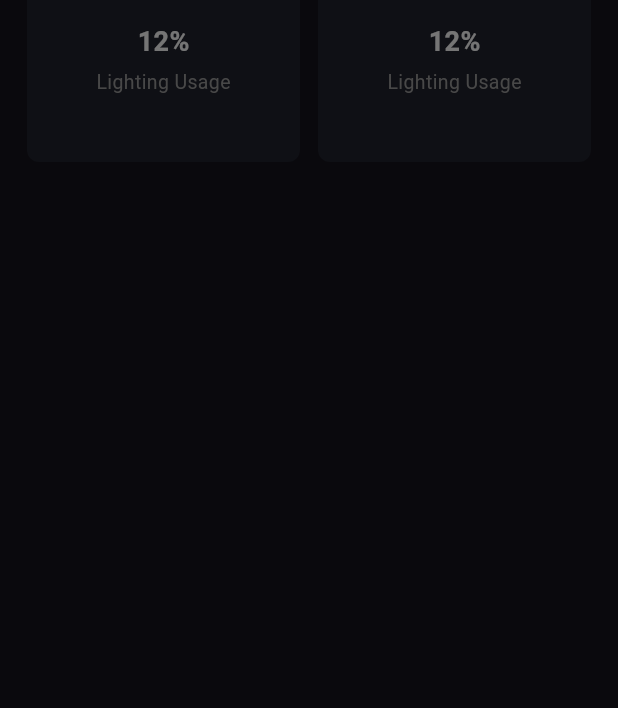
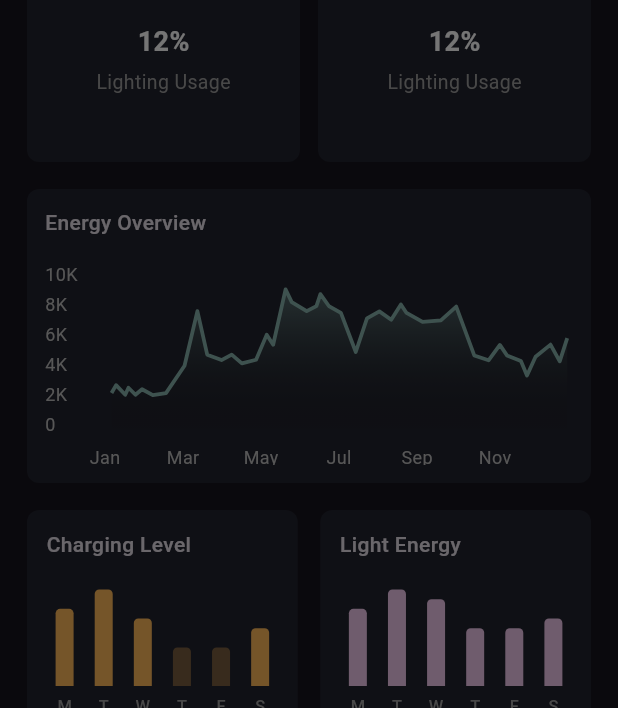
Before and after one commit to MurimiCaroline/EcoWise, a Flutter app: the Dashboard screen opened by its route, with the side drawer open, on a phone screen of 412 x 824 dp, the part 528-1236 px from its top. Run offline on Flutter 3.47's test engine with Material 3 defaults, Android fonts, the light colour scheme and no system bars; drawn by our look-alikes of fl_chart; our stand-ins replace firebase_auth, firebase_core; accounts and stored records are empty.

Commit message:
change fl_chart version and re-add bar graph and pie chart. Now app is fully compatible with flutter v3.24.4

```diff
--- a/lib/Widgets/bar_graph_widget.dart
+++ b/lib/Widgets/bar_graph_widget.dart
@@ -1,106 +1,106 @@
 
-// import 'package:eco_wise/Util/responsive.dart';
-// import 'package:eco_wise/data/bar_graph_data.dart';
-// import 'package:eco_wise/model/graph_model.dart';
-// import 'package:eco_wise/Widgets/custom_card_widget.dart';
-// import 'package:fl_chart/fl_chart.dart';
-// import 'package:flutter/material.dart';
+import 'package:eco_wise/Util/responsive.dart';
+import 'package:eco_wise/data/bar_graph_data.dart';
+import 'package:eco_wise/model/graph_model.dart';
+import 'package:eco_wise/Widgets/custom_card_widget.dart';
+import 'package:fl_chart/fl_chart.dart';
+import 'package:flutter/material.dart';
 
-// class BarGraphCard extends StatelessWidget {
-//   const BarGraphCard({super.key});
+class BarGraphCard extends StatelessWidget {
+  const BarGraphCard({super.key});
 
-//   @override
-//   Widget build(BuildContext context) {
-//     final barGraphData = BarGraphData();
+  @override
+  Widget build(BuildContext context) {
+    final barGraphData = BarGraphData();
 
-//     return GridView.builder(
-//       itemCount: barGraphData.data.length,
-//       shrinkWrap: true,
-//       physics: const ScrollPhysics(),
-//       gridDelegate: SliverGridDelegateWithFixedCrossAxisCount(
-//         crossAxisCount: Responsive.isMobile(context) ? 2 : 4,
-//         crossAxisSpacing: 15,
-//         mainAxisSpacing: 12.0,
-//         childAspectRatio: 5 / 4,
-//       ),
-//       itemBuilder: (context, index) {
-//         return CustomCard(
-//           padding: const EdgeInsets.all(5),
-//           child: Column(
-//             crossAxisAlignment: CrossAxisAlignment.start,
-//             children: [
-//               Padding(
-//                 padding: const EdgeInsets.all(8.0),
-//                 child: Text(
-//                   barGraphData.data[index].label,
-//                   style: const TextStyle(
-//                     fontSize: 14,
-//                     fontWeight: FontWeight.w500,
-//                   ),
-//                 ),
-//               ),
-//               const SizedBox(height: 12),
-//               Expanded(
-//                 child: BarChart(
-//                   BarChartData(
-//                     barGroups: _chartGroups(
-//                       points: barGraphData.data[index].graph,
-//                       color: barGraphData.data[index].color,
-//                     ),
-//                     borderData: FlBorderData(border: const Border()),
-//                     gridData: FlGridData(show: false),
-//                     titlesData: FlTitlesData(
-//                       bottomTitles: AxisTitles(
-//                         sideTitles: SideTitles(
-//                           showTitles: true,
-//                           getTitlesWidget: (value, meta) {
-//                             return Padding(
-//                               padding: const EdgeInsets.only(top: 5),
-//                               child: Text(
-//                                 barGraphData.label[value.toInt()],
-//                                 style: const TextStyle(
-//                                     fontSize: 11,
-//                                     color: Colors.grey,
-//                                     fontWeight: FontWeight.w500),
-//                               ),
-//                             );
-//                           },
-//                         ),
-//                       ),
-//                       leftTitles: AxisTitles(
-//                         sideTitles: SideTitles(showTitles: false),
-//                       ),
-//                       topTitles: AxisTitles(
-//                         sideTitles: SideTitles(showTitles: false),
-//                       ),
-//                       rightTitles: AxisTitles(
-//                         sideTitles: SideTitles(showTitles: false),
-//                       ),
-//                     ),
-//                   ),
-//                 ),
-//               ),
-//             ],
-//           ),
-//         );
-//       },
-//     );
-//   }
+    return GridView.builder(
+      itemCount: barGraphData.data.length,
+      shrinkWrap: true,
+      physics: const ScrollPhysics(),
+      gridDelegate: SliverGridDelegateWithFixedCrossAxisCount(
+        crossAxisCount: Responsive.isMobile(context) ? 2 : 4,
+        crossAxisSpacing: 15,
+        mainAxisSpacing: 12.0,
+        childAspectRatio: 5 / 4,
+      ),
+      itemBuilder: (context, index) {
+        return CustomCard(
+          padding: const EdgeInsets.all(5),
+          child: Column(
+            crossAxisAlignment: CrossAxisAlignment.start,
+            children: [
+              Padding(
+                padding: const EdgeInsets.all(8.0),
+                child: Text(
+                  barGraphData.data[index].label,
+                  style: const TextStyle(
+                    fontSize: 14,
+                    fontWeight: FontWeight.w500,
+                  ),
+                ),
+              ),
+              const SizedBox(height: 12),
+              Expanded(
+                child: BarChart(
+                  BarChartData(
+                    barGroups: _chartGroups(
+                      points: barGraphData.data[index].graph,
+                      color: barGraphData.data[index].color,
+                    ),
+                    borderData: FlBorderData(border: const Border()),
+                    gridData: FlGridData(show: false),
+                    titlesData: FlTitlesData(
+                      bottomTitles: AxisTitles(
+                        sideTitles: SideTitles(
+                          showTitles: true,
+                          getTitlesWidget: (value, meta) {
+                            return Padding(
+                              padding: const EdgeInsets.only(top: 5),
+                              child: Text(
+                                barGraphData.label[value.toInt()],
+                                style: const TextStyle(
+                                    fontSize: 11,
+                                    color: Colors.grey,
+                                    fontWeight: FontWeight.w500),
+                              ),
+                            );
+                          },
+                        ),
+                      ),
+                      leftTitles: AxisTitles(
+                        sideTitles: SideTitles(showTitles: false),
+                      ),
+                      topTitles: AxisTitles(
+                        sideTitles: SideTitles(showTitles: false),
+                      ),
+                      rightTitles: AxisTitles(
+                        sideTitles: SideTitles(showTitles: false),
+                      ),
+                    ),
+                  ),
+                ),
+              ),
+            ],
+          ),
+        );
+      },
+    );
+  }
 
-//   List<BarChartGroupData> _chartGroups(
-//       {required List<GraphModel> points, required Color color}) {
-//     return points
-//         .map((point) => BarChartGroupData(x: point.x.toInt(), barRods: [
-//               BarChartRodData(
-//                 toY: point.y,
-//                 width: 12,
-//                 color: color.withOpacity(point.y.toInt() > 4 ? 1 : 0.4),
-//                 borderRadius: const BorderRadius.only(
-//                   topLeft: Radius.circular(3.0),
-//                   topRight: Radius.circular(3.0),
-//                 ),
-//               )
-//             ]))
-//         .toList();
-//   }
-// }
+  List<BarChartGroupData> _chartGroups(
+      {required List<GraphModel> points, required Color color}) {
+    return points
+        .map((point) => BarChartGroupData(x: point.x.toInt(), barRods: [
+              BarChartRodData(
+                toY: point.y,
+                width: 12,
+                color: color.withOpacity(point.y.toInt() > 4 ? 1 : 0.4),
+                borderRadius: const BorderRadius.only(
+                  topLeft: Radius.circular(3.0),
+                  topRight: Radius.circular(3.0),
+                ),
+              )
+            ]))
+        .toList();
+  }
+}
--- a/lib/Widgets/dashboard_widget.dart
+++ b/lib/Widgets/dashboard_widget.dart
@@ -1,10 +1,10 @@
 
 import 'package:eco_wise/Util/responsive.dart';
-// import 'package:eco_wise/Widgets/bar_graph_widget.dart';
+import 'package:eco_wise/Widgets/bar_graph_widget.dart';
 import 'package:eco_wise/Widgets/summary_widget.dart';
 import 'package:eco_wise/widgets/activity_details_card.dart';
 import 'package:eco_wise/widgets/header_widget.dart';
-// import 'package:eco_wise/widgets/line_chart_card.dart';
+import 'package:eco_wise/widgets/line_chart_card.dart';
 import 'package:flutter/material.dart';
 
 class DashboardWidget extends StatelessWidget {
@@ -22,9 +22,9 @@ class DashboardWidget extends StatelessWidget {
             const SizedBox(height: 18),
             const ActivityDetailsCard(),
             const SizedBox(height: 18),
-            // const LineChartCard(),
+            const LineChartCard(),
             const SizedBox(height: 18),
-            // const BarGraphCard(),
+            const BarGraphCard(),
             const SizedBox(height: 18),
             if (Responsive.isTablet(context)) const SummaryWidget(),
           ],
--- a/lib/Widgets/line_chart_card.dart
+++ b/lib/Widgets/line_chart_card.dart
@@ -1,105 +1,104 @@
-// import 'package:eco_wise/Core/constants/colours.dart';
-// import 'package:eco_wise/Widgets/custom_card_widget.dart';
-// import 'package:eco_wise/data/line_chart_data.dart';
-// import 'package:flutter/material.dart';
-// import 'package:fl_chart/fl_chart.dart';
+import 'package:eco_wise/Core/constants/colours.dart';
+import 'package:eco_wise/Widgets/custom_card_widget.dart';
+import 'package:eco_wise/data/line_chart_data.dart';
+import 'package:flutter/material.dart';
+import 'package:fl_chart/fl_chart.dart';
 
-// class LineChartCard extends StatelessWidget {
-//   const LineChartCard({super.key});
+class LineChartCard extends StatelessWidget {
+  const LineChartCard({super.key});
 
-//   @override
-//   Widget build(BuildContext context) {
-//     final data = LineData();
+  @override
+  Widget build(BuildContext context) {
+    final data = LineData();
 
-//     return CustomCard(child: Column(
-//       crossAxisAlignment: CrossAxisAlignment.start,
-//       children: [
-//         Text(
-//           "Energy Overview",
-//           style: TextStyle(
-//             fontSize: 14,
-//             fontWeight: FontWeight.w500,
-//           ),
-//         ),
-//         SizedBox(
-//           height: 20,
-//         ),
-//         AspectRatio(
-//           aspectRatio: 16 /6,
-//           child: LineChart(
-//             LineChartData(
-//               lineTouchData: LineTouchData(
-//                 handleBuiltInTouches: true,
-//               ),
-//               gridData: FlGridData(show: false),
-//               titlesData: FlTitlesData(
-//                   rightTitles: AxisTitles(
-//                     sideTitles: SideTitles(showTitles: false),
-//                   ),
-//                   topTitles: AxisTitles(
-//                     sideTitles: SideTitles(showTitles: false),
-//                   ),
-//                   bottomTitles: AxisTitles(
-//                     sideTitles: SideTitles(
-//                       showTitles: true,
-//                       getTitlesWidget: (double value, TitleMeta meta) {
-//                         return data.bottomTitle[value.toInt()] != null
-//                             ? SideTitleWidget(
-//                                 // axisSide: meta.axisSide,
-//                                 meta: meta,
-//                                 child: Text(
-//                                     data.bottomTitle[value.toInt()].toString(),
-//                                     style: TextStyle(
-//                                         fontSize: 12, color: Colors.grey[400])),
-//                               )
-//                             : const SizedBox();
-//                       },
-//                     ),
-//                   ),
-//                   leftTitles: AxisTitles(
-//                     sideTitles: SideTitles(
-//                       getTitlesWidget: (double value, TitleMeta meta) {
-//                         return data.leftTitle[value.toInt()] != null
-//                             ? Text(data.leftTitle[value.toInt()].toString(),
-//                                 style: TextStyle(
-//                                     fontSize: 12, color: Colors.grey[400]))
-//                             : const SizedBox();
-//                       },
-//                       showTitles: true,
-//                       interval: 1,
-//                       reservedSize: 40,
-//                     ),
-//                   ),
-//               ),
-//                borderData: FlBorderData(show: false),
-//                 lineBarsData: [
-//                   LineChartBarData(
-//                     color: selectionColor,
-//                     barWidth: 2.5,
-//                     belowBarData: BarAreaData(
-//                       gradient: LinearGradient(
-//                         begin: Alignment.topCenter,
-//                         end: Alignment.bottomCenter,
-//                         colors: [
-//                           selectionColor.withOpacity(0.5),
-//                           Colors.transparent
-//                         ],
-//                       ),
-//                       show: true,
-//                     ),
-//                     dotData: FlDotData(show: false),
-//                     spots: data.spots,
-//                   )
-//                 ],
-//                 minX: 0,
-//                 maxX: 120,
-//                 maxY: 105,
-//                 minY: -5,
-//               ),
-//             ),
-//           ),
-//                 ],
-//     ),
-//     );
-//   }
-// }
+    return CustomCard(child: Column(
+      crossAxisAlignment: CrossAxisAlignment.start,
+      children: [
+        Text(
+          "Energy Overview",
+          style: TextStyle(
+            fontSize: 14,
+            fontWeight: FontWeight.w500,
+          ),
+        ),
+        SizedBox(
+          height: 20,
+        ),
+        AspectRatio(
+          aspectRatio: 16 /6,
+          child: LineChart(
+            LineChartData(
+              lineTouchData: LineTouchData(
+                handleBuiltInTouches: true,
+              ),
+              gridData: FlGridData(show: false),
+              titlesData: FlTitlesData(
+                  rightTitles: AxisTitles(
+                    sideTitles: SideTitles(showTitles: false),
+                  ),
+                  topTitles: AxisTitles(
+                    sideTitles: SideTitles(showTitles: false),
+                  ),
+                  bottomTitles: AxisTitles(
+                    sideTitles: SideTitles(
+                      showTitles: true,
+                      getTitlesWidget: (double value, TitleMeta meta) {
+                        return data.bottomTitle[value.toInt()] != null
+                            ? SideTitleWidget(
+                                axisSide: meta.axisSide,
+                                                              child: Text(
+                                    data.bottomTitle[value.toInt()].toString(),
+                                    style: TextStyle(
+                                        fontSize: 12, color: Colors.grey[400])),
+                              )
+                            : const SizedBox();
+                      },
+                    ),
+                  ),
+                  leftTitles: AxisTitles(
+                    sideTitles: SideTitles(
+                      getTitlesWidget: (double value, TitleMeta meta) {
+                        return data.leftTitle[value.toInt()] != null
+                            ? Text(data.leftTitle[value.toInt()].toString(),
+                                style: TextStyle(
+                                    fontSize: 12, color: Colors.grey[400]))
+                            : const SizedBox();
+                      },
+                      showTitles: true,
+                      interval: 1,
+                      reservedSize: 40,
+                    ),
+                  ),
+              ),
+               borderData: FlBorderData(show: false),
+                lineBarsData: [
+                  LineChartBarData(
+                    color: selectionColor,
+                    barWidth: 2.5,
+                    belowBarData: BarAreaData(
+                      gradient: LinearGradient(
+                        begin: Alignment.topCenter,
+                        end: Alignment.bottomCenter,
+                        colors: [
+                          selectionColor.withOpacity(0.5),
+                          Colors.transparent
+                        ],
+                      ),
+                      show: true,
+                    ),
+                    dotData: FlDotData(show: false),
+                    spots: data.spots,
+                  )
+                ],
+                minX: 0,
+                maxX: 120,
+                maxY: 105,
+                minY: -5,
+              ),
+            ),
+          ),
+                ],
+    ),
+    );
+  }
+}
--- a/lib/Widgets/pie_chart_widget.dart
+++ b/lib/Widgets/pie_chart_widget.dart
@@ -1,49 +1,49 @@
 
 
-// import 'package:eco_wise/Core/constants/colours.dart';
-// // import 'package:eco_wise/data/pie_chart_data.dart';
-// // import 'package:fl_chart/fl_chart.dart';
-// import 'package:flutter/material.dart';
+import 'package:eco_wise/Core/constants/colours.dart';
+import 'package:eco_wise/data/pie_chart_data.dart';
+import 'package:fl_chart/fl_chart.dart';
+import 'package:flutter/material.dart';
 
-// class Chart extends StatelessWidget {
-//   const Chart({super.key});
+class Chart extends StatelessWidget {
+  const Chart({super.key});
 
-//   @override
-//   Widget build(BuildContext context) {
-//     // final pieChartData = ChartData();
+  @override
+  Widget build(BuildContext context) {
+    final pieChartData = ChartData();
 
-//     return SizedBox(
-//       height: 200,
-//       child: Stack(
-//         children: [
-//           PieChart(
-//             PieChartData(
-//               sectionsSpace: 0,
-//               centerSpaceRadius: 70,
-//               startDegreeOffset: -90,
-//               sections: pieChartData.paiChartSelectionDatas,
-//             ),
-//           ),
-//           Positioned.fill(
-//             child: Column(
-//               mainAxisAlignment: MainAxisAlignment.center,
-//               children: [
-//                 const SizedBox(height: defaultPadding),
-//                 Text(
-//                   "70%",
-//                   style: Theme.of(context).textTheme.headlineMedium!.copyWith(
-//                         color: Colors.white,
-//                         fontWeight: FontWeight.w600,
-//                         height: 0.5,
-//                       ),
-//                 ),
-//                 const SizedBox(height: 8),
-//                 const Text("of 100%")
-//               ],
-//             ),
-//           ),
-//         ],
-//       ),
-//     );
-//   }
-// }
+    return SizedBox(
+      height: 200,
+      child: Stack(
+        children: [
+          PieChart(
+            PieChartData(
+              sectionsSpace: 0,
+              centerSpaceRadius: 70,
+              startDegreeOffset: -90,
+              sections: pieChartData.paiChartSelectionDatas,
+            ),
+          ),
+          Positioned.fill(
+            child: Column(
+              mainAxisAlignment: MainAxisAlignment.center,
+              children: [
+                const SizedBox(height: defaultPadding),
+                Text(
+                  "70%",
+                  style: Theme.of(context).textTheme.headlineMedium!.copyWith(
+                        color: Colors.white,
+                        fontWeight: FontWeight.w600,
+                        height: 0.5,
+                      ),
+                ),
+                const SizedBox(height: 8),
+                const Text("of 100%")
+              ],
+            ),
+          ),
+        ],
+      ),
+    );
+  }
+}
--- a/lib/Widgets/summary_widget.dart
+++ b/lib/Widgets/summary_widget.dart
@@ -1,5 +1,5 @@
 import 'package:eco_wise/Core/constants/colours.dart';
-// import 'package:eco_wise/Widgets/pie_chart_widget.dart';
+import 'package:eco_wise/Widgets/pie_chart_widget.dart';
 import 'package:eco_wise/Widgets/scheduled_widget.dart';
 import 'package:eco_wise/Widgets/summary_details.dart';
 import 'package:flutter/material.dart';
@@ -27,6 +27,7 @@ class SummaryWidget extends StatelessWidget {
             SummaryDetails(),
             SizedBox(height: 40),
             Scheduled(),
+            Chart(),
           ],
         ),
       ),
--- a/lib/data/line_chart_data.dart
+++ b/lib/data/line_chart_data.dart
@@ -1,72 +1,72 @@
-// import 'package:fl_chart/fl_chart.dart';
+import 'package:fl_chart/fl_chart.dart';
 
-// class LineData {
-//   final spots = const [
-//     FlSpot(1.68, 21.04),
-//     FlSpot(2.84, 26.23),
-//     FlSpot(5.19, 19.82),
-//     FlSpot(6.01, 24.49),
-//     FlSpot(7.81, 19.82),
-//     FlSpot(9.49, 23.50),
-//     FlSpot(12.26, 19.57),
-//     FlSpot(15.63, 20.90),
-//     FlSpot(20.39, 39.20),
-//     FlSpot(23.69, 75.62),
-//     FlSpot(26.21, 46.58),
-//     FlSpot(29.87, 42.97),
-//     FlSpot(32.49, 46.54),
-//     FlSpot(35.09, 40.72),
-//     FlSpot(38.74, 43.18),
-//     FlSpot(41.47, 59.91),
-//     FlSpot(43.12, 53.18),
-//     FlSpot(46.30, 90.10),
-//     FlSpot(47.88, 81.59),
-//     FlSpot(51.71, 75.53),
-//     FlSpot(54.21, 78.95),
-//     FlSpot(55.23, 86.94),
-//     FlSpot(57.40, 78.98),
-//     FlSpot(60.49, 74.38),
-//     FlSpot(64.30, 48.34),
-//     FlSpot(67.17, 70.74),
-//     FlSpot(70.35, 75.43),
-//     FlSpot(73.39, 69.88),
-//     FlSpot(75.87, 80.04),
-//     FlSpot(77.32, 74.38),
-//     FlSpot(81.43, 68.43),
-//     FlSpot(86.12, 69.45),
-//     FlSpot(90.06, 78.60),
-//     FlSpot(94.68, 46.05),
-//     FlSpot(98.35, 42.80),
-//     FlSpot(101.25, 53.05),
-//     FlSpot(103.07, 46.06),
-//     FlSpot(106.65, 42.31),
-//     FlSpot(108.20, 32.64),
-//     FlSpot(110.40, 45.14),
-//     FlSpot(114.24, 53.27),
-//     FlSpot(116.60, 42.13),
-//     FlSpot(118.52, 57.60),
-//   ];
+class LineData {
+  final spots = const [
+    FlSpot(1.68, 21.04),
+    FlSpot(2.84, 26.23),
+    FlSpot(5.19, 19.82),
+    FlSpot(6.01, 24.49),
+    FlSpot(7.81, 19.82),
+    FlSpot(9.49, 23.50),
+    FlSpot(12.26, 19.57),
+    FlSpot(15.63, 20.90),
+    FlSpot(20.39, 39.20),
+    FlSpot(23.69, 75.62),
+    FlSpot(26.21, 46.58),
+    FlSpot(29.87, 42.97),
+    FlSpot(32.49, 46.54),
+    FlSpot(35.09, 40.72),
+    FlSpot(38.74, 43.18),
+    FlSpot(41.47, 59.91),
+    FlSpot(43.12, 53.18),
+    FlSpot(46.30, 90.10),
+    FlSpot(47.88, 81.59),
+    FlSpot(51.71, 75.53),
+    FlSpot(54.21, 78.95),
+    FlSpot(55.23, 86.94),
+    FlSpot(57.40, 78.98),
+    FlSpot(60.49, 74.38),
+    FlSpot(64.30, 48.34),
+    FlSpot(67.17, 70.74),
+    FlSpot(70.35, 75.43),
+    FlSpot(73.39, 69.88),
+    FlSpot(75.87, 80.04),
+    FlSpot(77.32, 74.38),
+    FlSpot(81.43, 68.43),
+    FlSpot(86.12, 69.45),
+    FlSpot(90.06, 78.60),
+    FlSpot(94.68, 46.05),
+    FlSpot(98.35, 42.80),
+    FlSpot(101.25, 53.05),
+    FlSpot(103.07, 46.06),
+    FlSpot(106.65, 42.31),
+    FlSpot(108.20, 32.64),
+    FlSpot(110.40, 45.14),
+    FlSpot(114.24, 53.27),
+    FlSpot(116.60, 42.13),
+    FlSpot(118.52, 57.60),
+  ];
 
-//   final leftTitle = {
-//     0: '0',
-//     20: '2K',
-//     40: '4K',
-//     60: '6K',
-//     80: '8K',
-//     100: '10K'
-//   };
-//   final bottomTitle = {
-//     0: 'Jan',
-//     10: 'Feb',
-//     20: 'Mar',
-//     30: 'Apr',
-//     40: 'May',
-//     50: 'Jun',
-//     60: 'Jul',
-//     70: 'Aug',
-//     80: 'Sep',
-//     90: 'Oct',
-//     100: 'Nov',
-//     110: 'Dec',
-//   };
-// }
+  final leftTitle = {
+    0: '0',
+    20: '2K',
+    40: '4K',
+    60: '6K',
+    80: '8K',
+    100: '10K'
+  };
+  final bottomTitle = {
+    0: 'Jan',
+    10: 'Feb',
+    20: 'Mar',
+    30: 'Apr',
+    40: 'May',
+    50: 'Jun',
+    60: 'Jul',
+    70: 'Aug',
+    80: 'Sep',
+    90: 'Oct',
+    100: 'Nov',
+    110: 'Dec',
+  };
+}
--- a/lib/data/pie_chart_data.dart
+++ b/lib/data/pie_chart_data.dart
@@ -1,40 +1,40 @@
 
 
-// import 'package:eco_wise/Core/constants/colours.dart';
-// import 'package:fl_chart/fl_chart.dart';
-// import 'package:flutter/material.dart';
+import 'package:eco_wise/Core/constants/colours.dart';
+import 'package:fl_chart/fl_chart.dart';
+import 'package:flutter/material.dart';
 
-// class ChartData {
-//   final paiChartSelectionDatas = [
-//     PieChartSectionData(
-//       color: primaryColor,
-//       value: 25,
-//       showTitle: false,
-//       radius: 25,
-//     ),
-//     PieChartSectionData(
-//       color: const Color(0xFF26E5FF),
-//       value: 20,
-//       showTitle: false,
-//       radius: 22,
-//     ),
-//     PieChartSectionData(
-//       color: const Color(0xFFFFCF26),
-//       value: 10,
-//       showTitle: false,
-//       radius: 19,
-//     ),
-//     PieChartSectionData(
-//       color: const Color(0xFFEE2727),
-//       value: 15,
-//       showTitle: false,
-//       radius: 16,
-//     ),
-//     PieChartSectionData(
-//       color: primaryColor.withOpacity(0.1),
-//       value: 25,
-//       showTitle: false,
-//       radius: 13,
-//     ),
-//   ];
-// }
+class ChartData {
+  final paiChartSelectionDatas = [
+    PieChartSectionData(
+      color: primaryColor,
+      value: 25,
+      showTitle: false,
+      radius: 25,
+    ),
+    PieChartSectionData(
+      color: const Color(0xFF26E5FF),
+      value: 20,
+      showTitle: false,
+      radius: 22,
+    ),
+    PieChartSectionData(
+      color: const Color(0xFFFFCF26),
+      value: 10,
+      showTitle: false,
+      radius: 19,
+    ),
+    PieChartSectionData(
+      color: const Color(0xFFEE2727),
+      value: 15,
+      showTitle: false,
+      radius: 16,
+    ),
+    PieChartSectionData(
+      color: primaryColor.withOpacity(0.1),
+      value: 25,
+      showTitle: false,
+      radius: 13,
+    ),
+  ];
+}
--- a/pubspec.yaml
+++ b/pubspec.yaml
@@ -43,7 +43,7 @@ dependencies:
 dev_dependencies:
   flutter_test:
     sdk: flutter
-  fl_chart: ^0.70.2
+  fl_chart: ^0.66.1
   flutter_svg_provider: ^1.0.6
 
 
```
Also changed, not shown: pubspec.lock, 1 other file.
